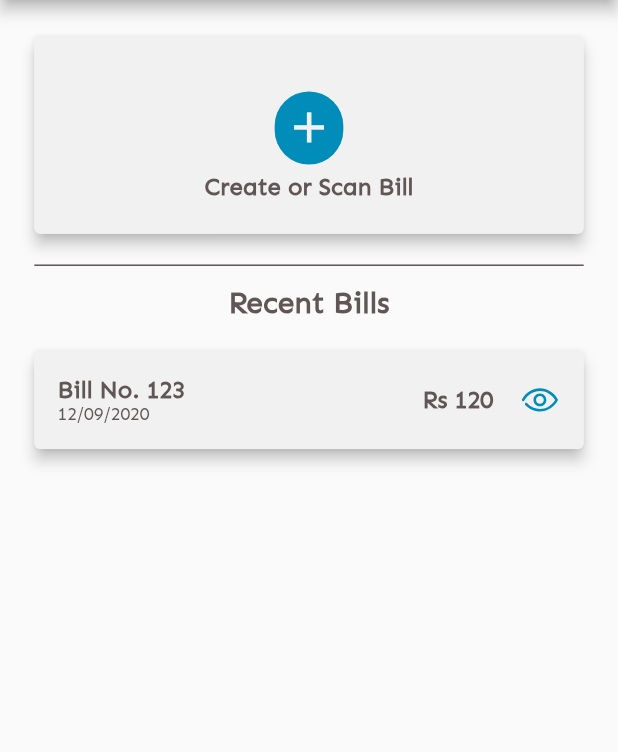
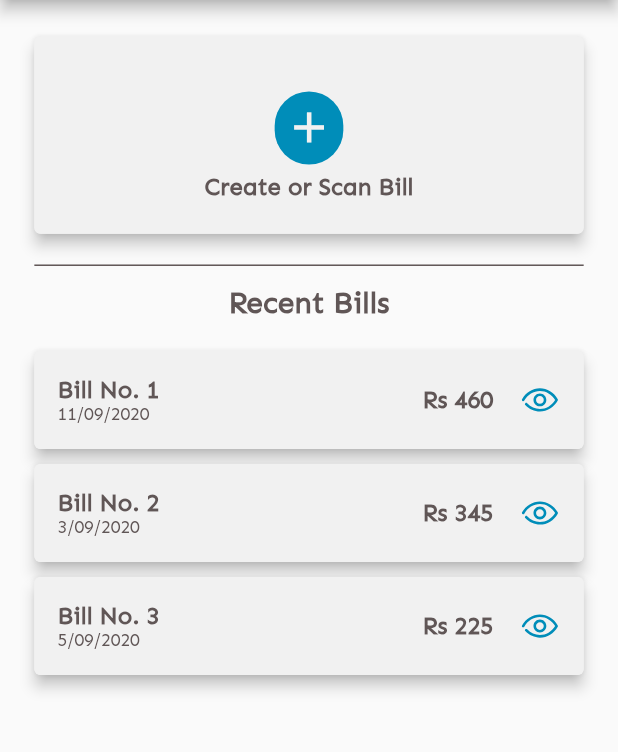
Before and after one commit to SatyamX64/mlh, a Flutter app: the screen it shows after launch, on a phone screen of 412 x 824 dp, the part 84-836 px from its top. Run offline on Flutter 3.47's test engine with Material 2 defaults, Android fonts, the phone set to English and light mode, and no system bars; our stand-ins replace flutter_svg.

Commit message:
added bills on hompage

```diff
--- a/medical_store/lib/dummy_data.dart
+++ b/medical_store/lib/dummy_data.dart
@@ -1,4 +1,6 @@
 import 'package:medicalstore/models/medicine.dart';
+
+import 'models/bill.dart';
 
 List<Medicine> bill = [
   Medicine(
@@ -124,4 +126,8 @@ List<Medicine> bill3 = [
       noon: true),
 ];
 
-List<List<Medicine>> bills = [bill1, bill2, bill3];
+List<Bill> bills = [
+  Bill(bill: bill1, date: '11/09/2020', no: 1, total: 460),
+  Bill(bill: bill2, date: '3/09/2020', no: 2, total: 345),
+  Bill(bill: bill3, date: '5/09/2020', no: 3, total: 225),
+];
--- /dev/null
+++ b/medical_store/lib/models/bill.dart
@@ -0,0 +1,8 @@
+import 'package:medicalstore/models/medicine.dart';
+
+class Bill {
+  final List<Medicine> bill;
+  final int no, total;
+  final String date;
+  Bill({this.no, this.total, this.date, this.bill});
+}
--- a/medical_store/lib/screens/homepage.dart
+++ b/medical_store/lib/screens/homepage.dart
@@ -1,4 +1,5 @@
 import 'package:flutter/material.dart';
+import 'package:medicalstore/dummy_data.dart';
 import 'package:medicalstore/screens/create_bill_screen.dart';
 import '../const.dart';
 import '../widgets/baseContaine.dart';
@@ -43,7 +44,21 @@ class _HomepageState extends State<Homepage> {
             )),
             Padding(padding: EdgeInsets.only(top: size.height * 0.02479)),
             //custom widget for each bill issued by the store head
-            BillWidget(size: size)
+            Container(
+              height: 370,
+              width: double.maxFinite,
+              child: ListView.builder(
+                itemCount: bills.length,
+                itemBuilder: (context, i) {
+                  return BillWidget(
+                    size: size,
+                    no: bills[i].no,
+                    date: bills[i].date,
+                    total: bills[i].total,
+                  );
+                },
+              ),
+            ),
           ],
         ),
       ),
--- a/medical_store/lib/widgets/bill_widget.dart
+++ b/medical_store/lib/widgets/bill_widget.dart
@@ -8,25 +8,32 @@ class BillWidget extends StatelessWidget {
   const BillWidget({
     Key key,
     @required this.size,
+    this.no,
+    this.date,
+    this.total,
   }) : super(key: key);
 
   final Size size;
+  final int no, total;
+  final String date;
 
   @override
   Widget build(BuildContext context) {
     return GestureDetector(
       onTap: () {},
+      child: Container(
+        margin: EdgeInsets.only(bottom: 10),
         child: BaseContainer(
           child: Padding(
             padding: EdgeInsets.all(4.0),
             child: Row(
               children: [
                 Text.rich(TextSpan(
-                  text: 'Bill No. 123\n',
+                    text: 'Bill No. $no\n',
                     style: secondaryTextstyle,
                     children: [
                       TextSpan(
-                        text: '12/09/2020',
+                          text: date,
                           style: secondaryTextstyle.copyWith(
                               fontSize: 12, fontWeight: FontWeight.normal))
                     ])),
@@ -34,7 +41,7 @@ class BillWidget extends StatelessWidget {
                   flex: 1,
                 ),
                 Text(
-                'Rs 120',
+                  'Rs $total',
                   style: secondaryTextstyle,
                 ),
                 Padding(
@@ -49,6 +56,7 @@ class BillWidget extends StatelessWidget {
             ),
           ),
         ),
+      ),
     );
   }
 }
```
Lines whose indentation alone changed are shown as unchanged.
